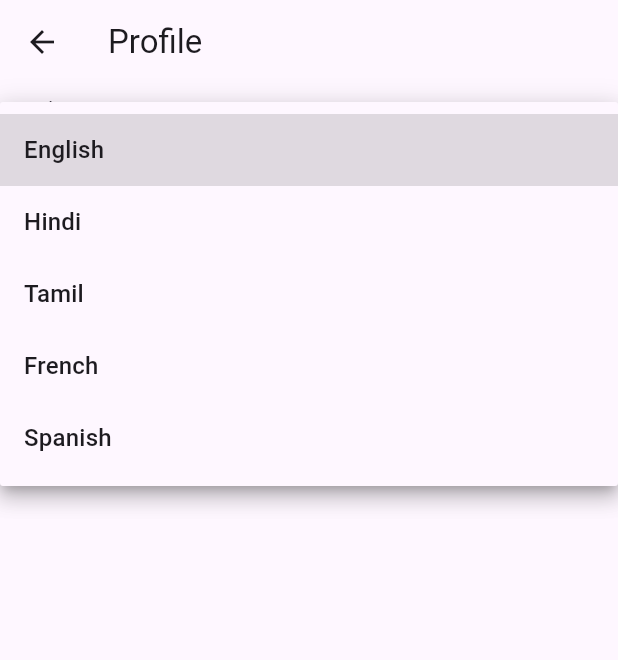
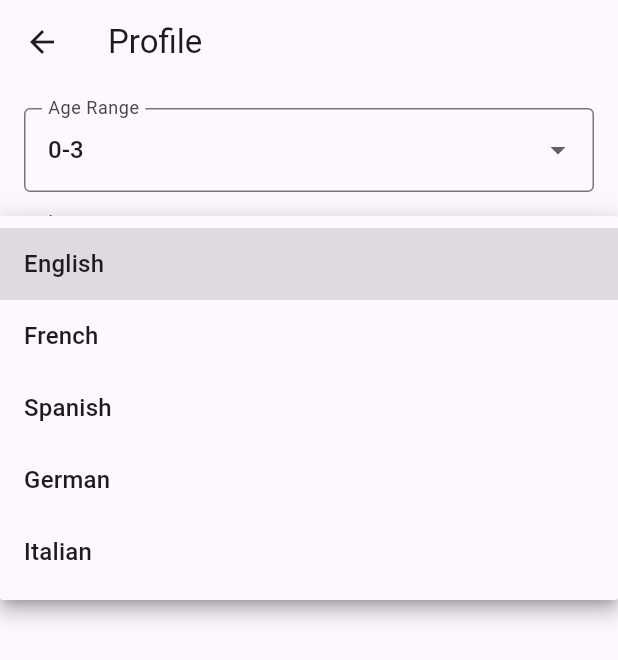
Before and after one commit to timelesslady05/Auris, a Flutter app: the ProfilePage screen opened directly, after a tap on "English", on a phone screen of 412 x 824 dp. Shown: the top 660 px of the screen. Run offline on Flutter 3.47's test engine with Material 3 defaults, Android fonts, the phone set to English and light mode, and no system bars; our stand-ins replace animated_text_kit, flutter_tts, shared_preferences; accounts and stored records are empty.

Commit message:
Add multilingual support with app_strings and short language codes

```diff
--- /dev/null
+++ b/lib/app_strings.dart
@@ -0,0 +1,37 @@
+Map<String, Map<String, String>> appStrings = {
+  "en": {
+    "profile": "Profile",
+    "name": "Name",
+    "age": "Age Range",
+    "language": "Language",
+    "save": "Save",
+  },
+  "de": {
+    "profile": "Profil",
+    "name": "Name",
+    "age": "Altersgruppe",
+    "language": "Sprache",
+    "save": "Speichern",
+  },
+  "es": {
+    "profile": "Perfil",
+    "name": "Nombre",
+    "age": "Grupo de edad",
+    "language": "Idioma",
+    "save": "Guardar",
+  },
+  "it": {
+    "profile": "Profilo",
+    "name": "Nome",
+    "age": "Fascia di età",
+    "language": "Lingua",
+    "save": "Salva",
+  },
+  "fr": {
+    "profile": "Profil",
+    "name": "Nom",
+    "age": "Tranche d'âge",
+    "language": "Langue",
+    "save": "Enregistrer",
+  },
+};
--- a/lib/profile_page.dart
+++ b/lib/profile_page.dart
@@ -1,5 +1,6 @@
 import 'package:flutter/material.dart';
 import 'package:shared_preferences/shared_preferences.dart';
+import 'app_strings.dart';
 import 'child_page.dart';
 
 class ProfilePage extends StatefulWidget {
@@ -8,30 +9,68 @@ class ProfilePage extends StatefulWidget {
 }
 
 class _ProfilePageState extends State<ProfilePage> {
-  String selectedLanguage = "en-US";
+  String currentLanguage = "en";
+  String selectedLanguage = "en";
+  String selectedAge = "0-3";
   List<Map<String, dynamic>> words = [];
+
+  @override
+  void initState() {
+    super.initState();
+    loadLanguage();
+  }
+
+  Future<void> loadLanguage() async {
+    final prefs = await SharedPreferences.getInstance();
+    String? saved = prefs.getString("saved_language");
+    if (saved != null) {
+      setState(() {
+        currentLanguage = saved;
+        selectedLanguage = saved;
+      });
+    }
+  }
 
   @override
   Widget build(BuildContext context) {
     return Scaffold(
-      appBar: AppBar(title: Text('Profile')),
+      appBar: AppBar(title: Text(appStrings[currentLanguage]!["profile"]!)),
       body: Padding(
         padding: EdgeInsets.all(16),
         child: Column(
           crossAxisAlignment: CrossAxisAlignment.stretch,
           children: [
             DropdownButtonFormField<String>(
-              value: selectedLanguage,
+              value: selectedAge,
               decoration: InputDecoration(
-                labelText: "Language",
+                labelText: appStrings[currentLanguage]!["age"]!,
                 border: OutlineInputBorder(),
               ),
               items: [
-                DropdownMenuItem(value: "en-US", child: Text("English")),
-                DropdownMenuItem(value: "hi-IN", child: Text("Hindi")),
-                DropdownMenuItem(value: "ta-IN", child: Text("Tamil")),
-                DropdownMenuItem(value: "fr-FR", child: Text("French")),
-                DropdownMenuItem(value: "es-ES", child: Text("Spanish")),
+                DropdownMenuItem(value: "0-3", child: Text("0-3")),
+                DropdownMenuItem(value: "4-6", child: Text("4-6")),
+                DropdownMenuItem(value: "7-9", child: Text("7-9")),
+                DropdownMenuItem(value: "10-13",child:Text("10-13")),
+              ],
+              onChanged: (value) {
+                setState(() {
+                  selectedAge = value!;
+                });
+              },
+            ),
+            SizedBox(height: 20),
+            DropdownButtonFormField<String>(
+              value: selectedLanguage,
+              decoration: InputDecoration(
+                labelText: appStrings[currentLanguage]!["language"]!,
+                border: OutlineInputBorder(),
+              ),
+              items: [
+                DropdownMenuItem(value: "en", child: Text("English")),
+                DropdownMenuItem(value: "fr", child: Text("French")),
+                DropdownMenuItem(value: "es", child: Text("Spanish")),
+                DropdownMenuItem(value: "de", child: Text("German")),
+                DropdownMenuItem(value: "it", child: Text("Italian")),
               ],
               onChanged: (value) {
                 setState(() {
@@ -50,12 +89,12 @@ class _ProfilePageState extends State<ProfilePage> {
                     builder: (context) => ChildPage(
                       categories: {'General': words},
                       childName: 'Profile',
-                      ageRange: '0-3',
+                      ageRange: selectedAge,
                     ),
                   ),
                 );
               },
-              child: Text('Go to Child Page'),
+              child: Text(appStrings[currentLanguage]!["save"]!),
             ),
           ],
         ),
```
